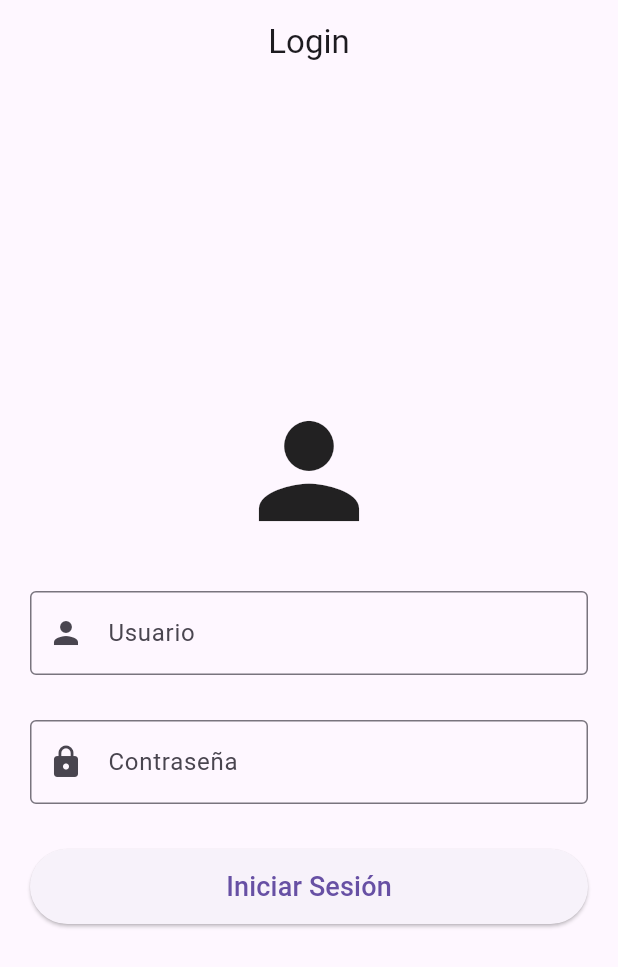
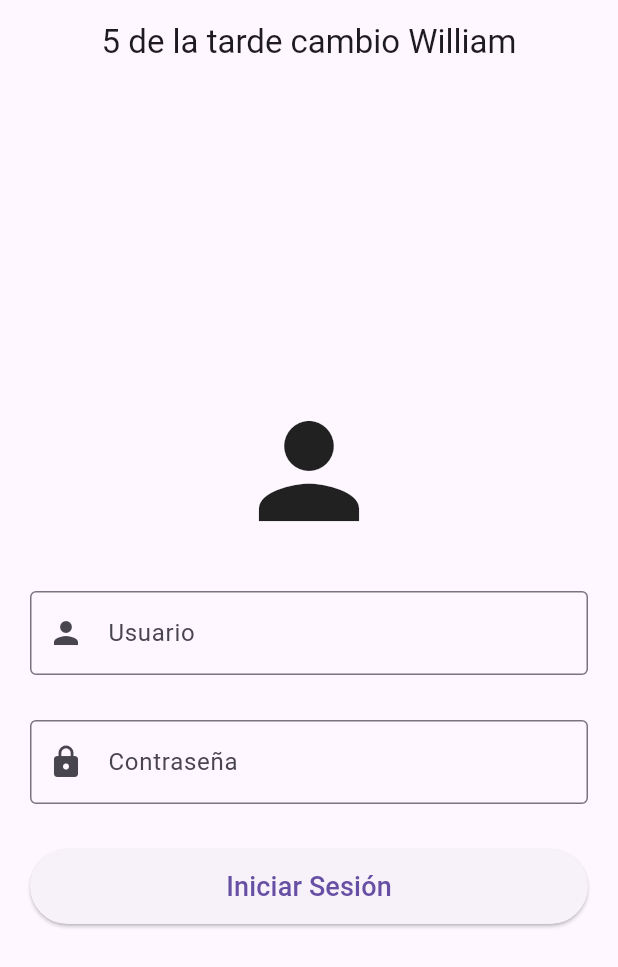
Before and after one commit to builian12/djangorest, a Flutter app: the screen it shows after launch, on a phone screen of 412 x 824 dp. Shown: the top 967 px of the screen. Run offline on Flutter 3.47's test engine with Material 3 defaults, Android fonts, the light colour scheme and no system bars.

Commit message:
feat: 17:26

```diff
--- a/flutter_app/lib/pages/login_page.dart
+++ b/flutter_app/lib/pages/login_page.dart
@@ -76,7 +76,7 @@ class _LoginPageState extends State<LoginPage> {
   Widget build(BuildContext context) {
     return Scaffold(
       appBar: AppBar(
-        title: const Text('Login'),
+        title: const Text('5 de la tarde cambio William'),
         centerTitle: true,
       ),
       body: Center(
```
